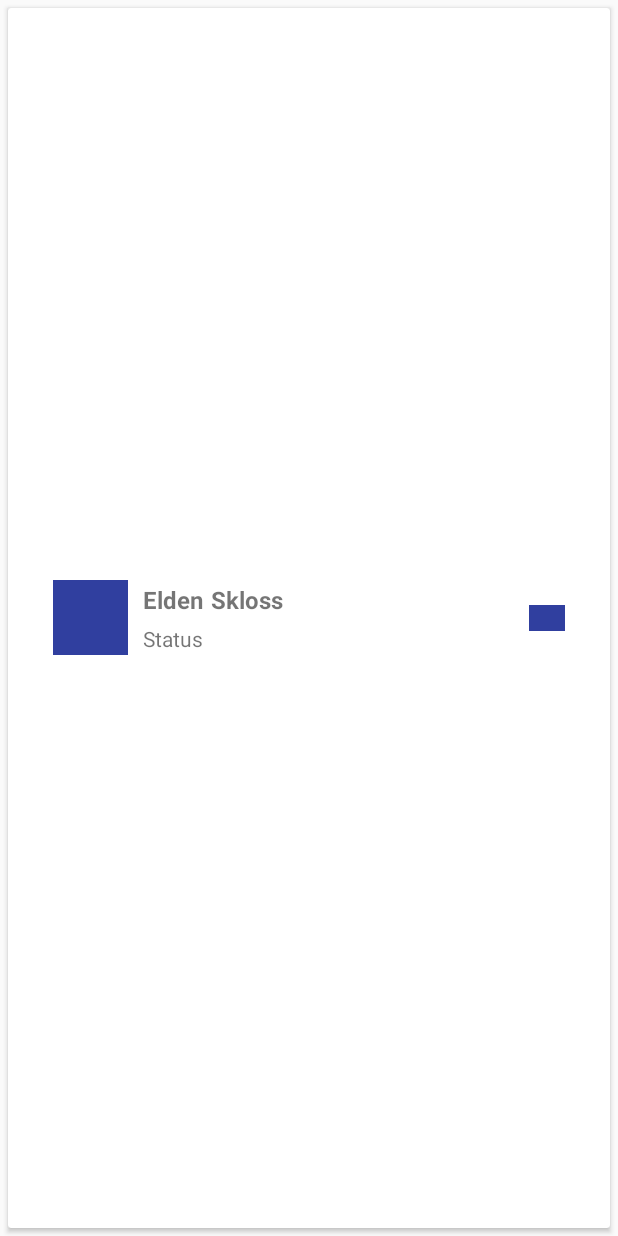
After one commit to t2modus/android-competency-test, an Android app: the layout rv_row_friend_list.xml on its own in the app's theme, with its tools: preview values and no code run, on a phone screen of 412 x 824 dp. The commit adds this screen. Run offline under Robolectric (Android 15) with nearby library versions, the phone set to English and light mode, and no system bars.

Commit message:
Hooked up recyclerview with payload
Implemented databinding
Used Picasso for image loading

```diff
--- a/t2eldencomptest/src/main/AndroidManifest.xml
+++ b/t2eldencomptest/src/main/AndroidManifest.xml
@@ -5,7 +5,7 @@
     <application android:allowBackup="true" android:icon="@mipmap/ic_launcher"
         android:name=".T2Application"
         android:label="@string/app_name" android:supportsRtl="true" android:theme="@style/AppTheme">
-        <activity android:name=".activities.FriendListActivity">
+        <activity android:name=".activities.friend_list.FriendListActivity">
             <intent-filter>
                 <action android:name="android.intent.action.MAIN" />
 
--- /dev/null
+++ b/t2eldencomptest/src/main/res/layout/rv_row_friend_list.xml
@@ -0,0 +1,100 @@
+<?xml version="1.0" encoding="utf-8"?>
+
+<layout xmlns:android="http://schemas.android.com/apk/res/android"
+    xmlns:app="http://schemas.android.com/apk/res-auto"
+    xmlns:tools="http://schemas.android.com/tools">
+
+    <data>
+
+        <variable
+            name="friend"
+            type="com.elden.t2eldencomptest.model.Friend" />
+    </data>
+
+    <LinearLayout
+        android:layout_width="match_parent"
+        android:layout_height="match_parent"
+        android:orientation="vertical">
+
+        <android.support.v7.widget.CardView
+            android:layout_width="match_parent"
+            android:layout_height="match_parent"
+            android:layout_margin="5dp">
+
+            <RelativeLayout
+                android:layout_width="match_parent"
+                android:layout_height="match_parent"
+                android:layout_margin="20dp">
+
+                <ImageView
+                    android:id="@+id/ivProfilePic"
+                    android:layout_width="50dp"
+                    android:layout_height="50dp"
+                    android:layout_marginLeft="10dp"
+                    android:layout_centerVertical="true"
+                    android:src="@color/colorPrimaryDark" />
+
+                <LinearLayout
+                    android:id="@+id/llDetailsContainer"
+                    android:layout_width="wrap_content"
+                    android:layout_height="wrap_content"
+                    android:layout_marginLeft="10dp"
+                    android:layout_marginRight="10dp"
+                    android:layout_centerVertical="true"
+                    android:layout_toLeftOf="@+id/ivIsAvailable"
+                    android:layout_toRightOf="@id/ivProfilePic"
+                    android:orientation="vertical">
+
+                    <LinearLayout
+                        android:layout_width="wrap_content"
+                        android:layout_height="wrap_content"
+                        android:orientation="horizontal">
+
+                        <TextView
+                            android:id="@+id/tvFirstName"
+                            android:layout_width="wrap_content"
+                            android:layout_height="wrap_content"
+                            android:textSize="16sp"
+                            android:textStyle="bold"
+                            android:text="@{friend.firstName}"
+                            tools:text="Elden" />
+
+                        <TextView
+                            android:id="@+id/tvLastName"
+                            android:layout_width="wrap_content"
+                            android:layout_height="wrap_content"
+                            android:textSize="16sp"
+                            android:textStyle="bold"
+                            android:layout_marginLeft="5dp"
+                            android:text="@{friend.lastName}"
+                            tools:text="Skloss" />
+                    </LinearLayout>
+
+
+                    <TextView
+                        android:id="@+id/tvStatus"
+                        android:layout_width="wrap_content"
+                        android:layout_height="wrap_content"
+                        android:layout_marginTop="5dp"
+                        android:text="@{friend.status}"
+                        tools:text="Status" />
+
+                </LinearLayout>
+
+                <ImageView
+                    android:id="@+id/ivIsAvailable"
+                    android:layout_width="24dp"
+                    android:layout_height="17dp"
+                    android:layout_marginRight="10dp"
+                    android:layout_alignParentRight="true"
+                    android:layout_centerVertical="true"
+                    android:src="@color/colorPrimaryDark" />
+
+
+            </RelativeLayout>
+
+
+        </android.support.v7.widget.CardView>
+
+    </LinearLayout>
+</layout>
```
Also changed, not shown: t2eldencomptest/build.gradle (+7 -0 lines), t2eldencomptest/src/main/java/com/elden/t2eldencomptest/activities/friend_list/FriendListActivity.java (renamed from t2eldencomptest/src/main/java/com/elden/t2eldencomptest/activities/FriendListActivity.java, +28 -11 lines), t2eldencomptest/src/main/java/com/elden/t2eldencomptest/activities/friend_list/recycler_view/FriendListAdapter.java (added, +73 -0 lines), t2eldencomptest/src/main/java/com/elden/t2eldencomptest/model/Friend.java (+10 -1 lines), t2eldencomptest/src/main/res/layout/activity_friend_list.xml (+18 -15 lines), 1 other file.
